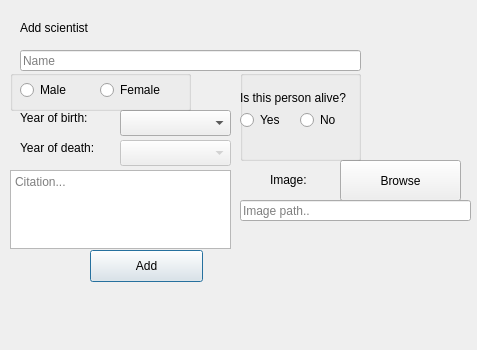
Old version of the form gui/add/addsci.ui in the repository HelgiThomas/Verklegt31.
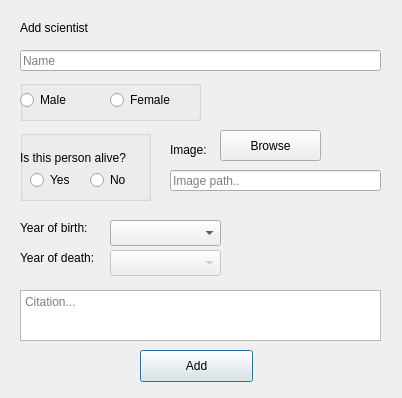
New version of the form.

```diff
--- a/gui/add/addsci.ui
+++ b/gui/add/addsci.ui
@@ -6,8 +6,8 @@
    <rect>
     <x>0</x>
     <y>0</y>
-    <width>477</width>
-    <height>350</height>
+    <width>402</width>
+    <height>398</height>
    </rect>
   </property>
   <property name="windowTitle">
@@ -18,7 +18,7 @@
     <rect>
      <x>20</x>
      <y>50</y>
-     <width>341</width>
+     <width>361</width>
      <height>21</height>
     </rect>
    </property>
@@ -32,8 +32,8 @@
   <widget class="QPushButton" name="button_addSci">
    <property name="geometry">
     <rect>
-     <x>90</x>
-     <y>250</y>
+     <x>140</x>
+     <y>350</y>
      <width>113</width>
      <height>32</height>
     </rect>
@@ -58,8 +58,8 @@
   <widget class="QComboBox" name="combobox_birthYears">
    <property name="geometry">
     <rect>
-     <x>120</x>
-     <y>110</y>
+     <x>110</x>
+     <y>220</y>
      <width>111</width>
      <height>26</height>
     </rect>
@@ -74,8 +74,8 @@
    </property>
    <property name="geometry">
     <rect>
-     <x>120</x>
-     <y>140</y>
+     <x>110</x>
+     <y>250</y>
      <width>111</width>
      <height>26</height>
     </rect>
@@ -84,10 +84,10 @@
   <widget class="QTextEdit" name="line_sciCitation">
    <property name="geometry">
     <rect>
-     <x>10</x>
-     <y>170</y>
-     <width>221</width>
-     <height>79</height>
+     <x>20</x>
+     <y>290</y>
+     <width>361</width>
+     <height>51</height>
     </rect>
    </property>
    <property name="placeholderText">
@@ -98,7 +98,7 @@
    <property name="geometry">
     <rect>
      <x>20</x>
-     <y>110</y>
+     <y>220</y>
      <width>81</width>
      <height>16</height>
     </rect>
@@ -111,7 +111,7 @@
    <property name="geometry">
     <rect>
      <x>20</x>
-     <y>140</y>
+     <y>250</y>
      <width>91</width>
      <height>16</height>
     </rect>
@@ -123,8 +123,8 @@
   <widget class="QLabel" name="label_4">
    <property name="geometry">
     <rect>
-     <x>270</x>
-     <y>170</y>
+     <x>170</x>
+     <y>140</y>
      <width>71</width>
      <height>20</height>
     </rect>
@@ -136,10 +136,10 @@
   <widget class="QPushButton" name="button_browse">
    <property name="geometry">
     <rect>
-     <x>340</x>
-     <y>160</y>
-     <width>121</width>
-     <height>41</height>
+     <x>220</x>
+     <y>130</y>
+     <width>101</width>
+     <height>31</height>
     </rect>
    </property>
    <property name="text">
@@ -149,9 +149,9 @@
   <widget class="QLineEdit" name="input_addsci">
    <property name="geometry">
     <rect>
-     <x>240</x>
-     <y>200</y>
-     <width>231</width>
+     <x>170</x>
+     <y>170</y>
+     <width>211</width>
      <height>21</height>
     </rect>
    </property>
@@ -162,8 +162,8 @@
   <widget class="QGroupBox" name="groupBox">
    <property name="geometry">
     <rect>
-     <x>10</x>
-     <y>70</y>
+     <x>20</x>
+     <y>80</y>
      <width>181</width>
      <height>41</height>
     </rect>
@@ -174,7 +174,7 @@
    <widget class="QRadioButton" name="radio_male">
     <property name="geometry">
      <rect>
-      <x>10</x>
+      <x>0</x>
       <y>10</y>
       <width>100</width>
       <height>20</height>
@@ -201,10 +201,10 @@
   <widget class="QGroupBox" name="groupBox_2">
    <property name="geometry">
     <rect>
-     <x>240</x>
-     <y>70</y>
-     <width>121</width>
-     <height>91</height>
+     <x>20</x>
+     <y>130</y>
+     <width>131</width>
+     <height>71</height>
     </rect>
    </property>
    <property name="title">
@@ -213,7 +213,7 @@
    <widget class="QRadioButton" name="rbutton_alive">
     <property name="geometry">
      <rect>
-      <x>0</x>
+      <x>10</x>
       <y>40</y>
       <width>51</width>
       <height>20</height>
@@ -226,7 +226,7 @@
    <widget class="QRadioButton" name="rbutton_dead">
     <property name="geometry">
      <rect>
-      <x>60</x>
+      <x>70</x>
       <y>40</y>
       <width>51</width>
       <height>20</height>
```
